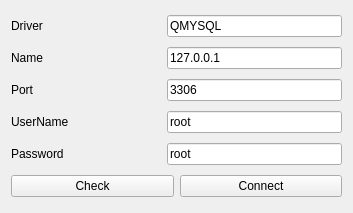
Before: the Qt Designer form DataBase/dbconnector.ui in Yegres5/diploma, drawn with Qt 5.
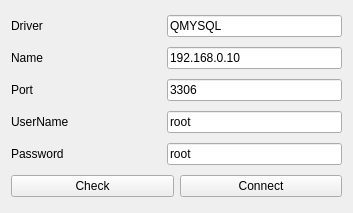
After: the same form once the commit is applied.

```diff
--- a/DataBase/dbconnector.ui
+++ b/DataBase/dbconnector.ui
@@ -186,8 +186,17 @@
        <property name="layoutDirection">
         <enum>Qt::LeftToRight</enum>
        </property>
+       <property name="inputMask">
+        <string/>
+       </property>
        <property name="text">
-        <string>127.0.0.1</string>
+        <string>192.168.0.10</string>
+       </property>
+       <property name="maxLength">
+        <number>32767</number>
+       </property>
+       <property name="placeholderText">
+        <string/>
        </property>
       </widget>
      </item>
```
